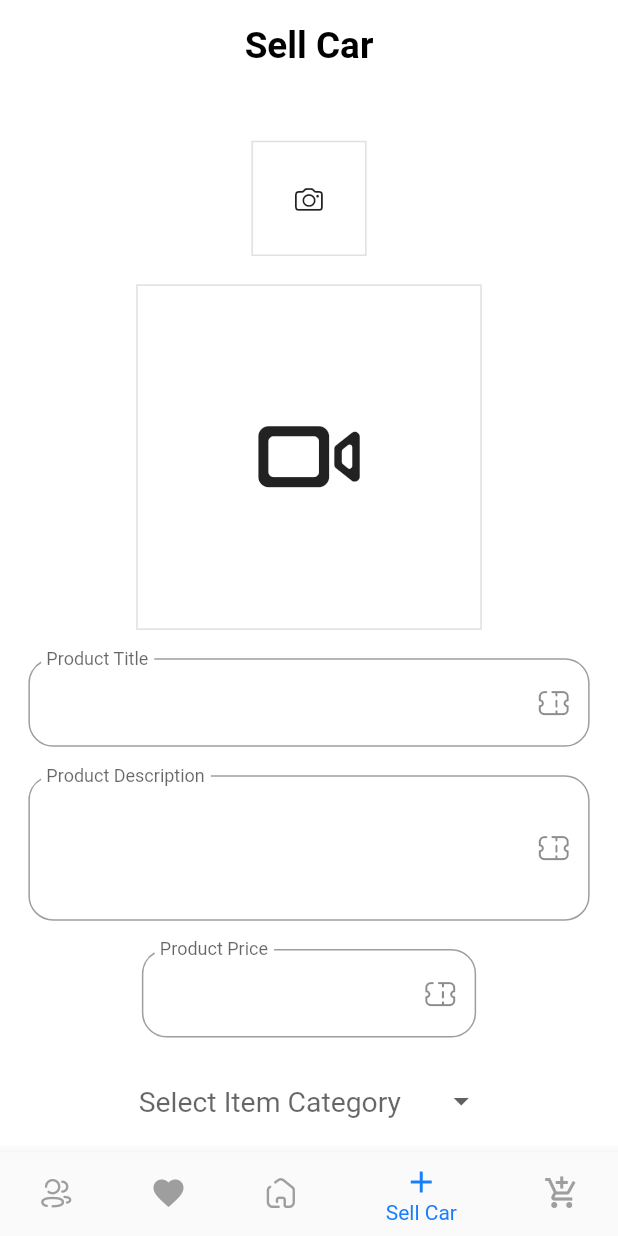
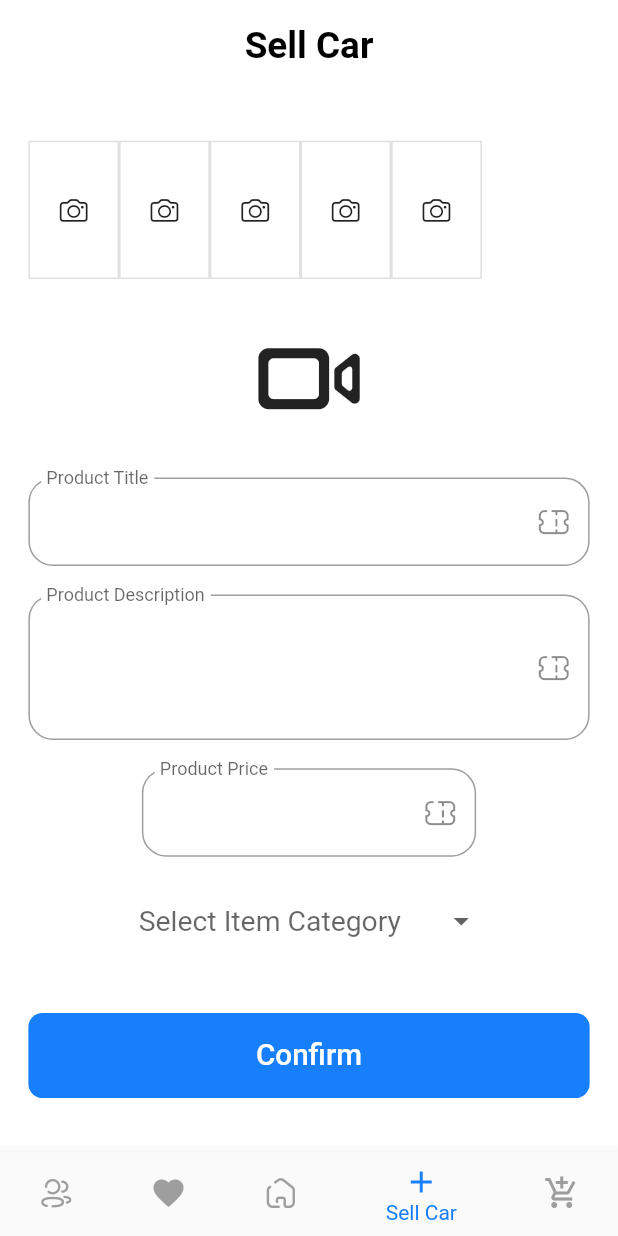
Before and after one commit to diaaossam/platinum_app, a Flutter app: the MainLayout screen opened directly, item 4 of the bottom bar chosen, on a phone screen of 412 x 824 dp. Run offline on Flutter 3.47's test engine with Material 2 defaults, Android fonts, the phone set to English and light mode, and no system bars; drawn by our look-alikes of dropdown_button2; our stand-ins replace bloc, cloud_firestore, firebase_auth, firebase_core, firebase_storage, flutter_bloc and 6 more; missing offline and left inert: tbib_toast; accounts and stored records are empty; project files that could hold a hidden picture were left out.

Commit message:
sell 20/4

```diff
--- a/lib/models/car_model.dart
+++ b/lib/models/car_model.dart
@@ -5,7 +5,7 @@ class CarModel {
   String? sellerId;
   String? title;
   String? price;
-  String? image;
+  List<String>  images= [];
   String? desc;
   bool? isFav;
   String? type;
@@ -17,7 +17,7 @@ class CarModel {
       required this.sellerId,
       required this.desc,
       required this.type,
-      this.image = ConstantsManger.DEFAULT,
+      required this.images ,
       required this.isFav});
 
   CarModel.fromJson(Map<String, dynamic> json) {
@@ -26,7 +26,11 @@ class CarModel {
     price = json['price'];
     desc = json['desc'];
     isFav = json['isFav'];
-    image = json['image'];
+    if(json['images'] !=null){
+      json['images'].forEach((element){
+        images.add(element);
+      });
+    }
     type = json['type'];
     sellerId= json['sellerId'];
   }
@@ -38,7 +42,7 @@ class CarModel {
       'price': price,
       'desc': desc,
       'isFav': isFav,
-      'image': image,
+      'images': images,
       'type': type,
       'sellerId':sellerId
     };
--- a/lib/screens/category_screen/category_screen.dart
+++ b/lib/screens/category_screen/category_screen.dart
@@ -120,7 +120,7 @@ class CategoryScreen extends StatelessWidget {
                           borderRadius: BorderRadius.circular(
                               getProportionateScreenHeight(8.0)),
                           image: DecorationImage(
-                              image: NetworkImage('${model!.image}'),
+                              image: NetworkImage('${model!.images[0]}'),
                               fit: BoxFit.cover)),
                     ),
                   ),
--- a/lib/screens/details/components/product_images.dart
+++ b/lib/screens/details/components/product_images.dart
@@ -11,7 +11,7 @@ class ProductImage extends StatelessWidget {
       aspectRatio: 1,
       child: Hero(
         tag:"${carModel!.id}",
-        child: Image.network(carModel!.image ?? '', fit: BoxFit.cover),
+        child: Image.network(carModel!.images[0] ?? '', fit: BoxFit.cover),
       ),
     );
   }
--- a/lib/screens/main_layout/cubit/main_state.dart
+++ b/lib/screens/main_layout/cubit/main_state.dart
@@ -9,7 +9,7 @@ class UploadCarInfoLoading extends MainState {}
 class UploadCarInfoSuccess extends MainState {}
 class OnGetSearchLoadingState extends MainState {}
 class ChooseCategoryState extends MainState {}
-class UploadProductSuccessState extends MainState {}
+class UploadProductImageSuccessState extends MainState {}
 class UploadProductVedioSuccessState extends MainState {
   File ?file;
 
--- a/lib/screens/main_layout/screens/favorite_screen/fav_screen.dart
+++ b/lib/screens/main_layout/screens/favorite_screen/fav_screen.dart
@@ -74,7 +74,7 @@ class FavoriteScreen extends StatelessWidget {
                         borderRadius: BorderRadius.circular(
                             getProportionateScreenHeight(8.0)),
                         image: DecorationImage(
-                            image: NetworkImage('${model!.image}'),
+                            image: NetworkImage('${model!.images[0]}'),
                             fit: BoxFit.cover)),
                   ),
                 ),
--- a/lib/screens/main_layout/screens/my_ads_screen/my_ads_screen.dart
+++ b/lib/screens/main_layout/screens/my_ads_screen/my_ads_screen.dart
@@ -72,7 +72,7 @@ class MyAdsScreen extends StatelessWidget {
                         borderRadius: BorderRadius.circular(
                             getProportionateScreenHeight(8.0)),
                         image: DecorationImage(
-                            image: NetworkImage('${model!.image}'),
+                            image: NetworkImage('${model!.images[0]}'),
                             fit: BoxFit.cover)),
                   ),
                 ),
--- a/lib/screens/main_layout/screens/sell_screen/sell_screen.dart
+++ b/lib/screens/main_layout/screens/sell_screen/sell_screen.dart
@@ -80,27 +80,35 @@ class _SellCarScreenState extends State<SellCarScreen> {
                     ),
                     InkWell(
                       onTap: () {
-                        cubit.getproductImage();
+                        cubit.getproductImages();
                       },
                       child: Container(
+                        width: double.infinity,
+                        height: SizeConfigManger.bodyHeight * 0.12,
+                        child: ListView.builder(
+                            scrollDirection: Axis.horizontal,
+                            itemCount: cubit.productImages.isEmpty
+                                ? 5
+                                : cubit.productImages.length,
+                            itemBuilder: (context, index) {
+                              return Container(
                                 decoration: BoxDecoration(
                                   border: Border.all(color: Colors.black12),
                                 ),
-                        width: SizeConfigManger.bodyHeight * 0.1,
-                        height: SizeConfigManger.bodyHeight * 0.1,
                                 child: Padding(
                                     padding: EdgeInsets.symmetric(
-                              horizontal: getProportionateScreenWidth(18.0)),
-                          child: cubit.productImage != null
-                              ? Image(
-                                  image: FileImage(cubit.productImage!),
-                                  fit: BoxFit.cover,
-                                )
+                                        horizontal:
+                                            getProportionateScreenWidth(18.0)),
+                                    child: cubit.productImages.isNotEmpty
+                                        ? Image.file(File(
+                                            cubit.productImages[index].path))
                                         : Icon(
                                             CupertinoIcons.camera,
-                                  size: getProportionateScreenHeight(20.0),
-                                ),
-                        ),
+                                            size: getProportionateScreenHeight(
+                                                20.0),
+                                          )),
+                              );
+                            }),
                       ),
                     ),
                     SizedBox(
@@ -115,27 +123,9 @@ class _SellCarScreenState extends State<SellCarScreen> {
                               aspectRatio: 16.0 / 21.0,
                               child: VideoPlayer(controller!),
                             )
-                          : Container(
-                              decoration: BoxDecoration(
-                                border: Border.all(color: Colors.black12),
-                              ),
-                              width: SizeConfigManger.bodyHeight * 0.3,
-                              height: SizeConfigManger.bodyHeight * 0.3,
-                              child: Padding(
-                                padding: EdgeInsets.symmetric(
-                                    horizontal:
-                                        getProportionateScreenWidth(18.0)),
-                                child: cubit.productImage != null
-                                    ? Image(
-                                        image: FileImage(cubit.productImage!),
-                                        fit: BoxFit.cover,
-                                      )
                           : Icon(
                               CupertinoIcons.video_camera,
-                                        size:
-                                            getProportionateScreenHeight(100.0),
-                                      ),
-                              ),
+                              size: getProportionateScreenHeight(100.0),
                             ),
                     ),
                     SizedBox(
@@ -168,12 +158,14 @@ class _SellCarScreenState extends State<SellCarScreen> {
                             if (cubit.categoryText == null) {
                               Toast.show('Please Select Category Type', context,
                                   gravity: Toast.bottom);
-                            } else if (cubit.productImage == null) {
-                              Toast.show('Please Select Product Image', context,
+                            } else {
+                              if (cubit.productImages.length < 5) {
+                                Toast.show('Please Select 5 Images', context,
                                     gravity: Toast.bottom);
                               } else {
                                 cubit.uploadCarInfo(
                                     carModel: CarModel(
+                                        images: [],
                                         sellerId: FirebaseAuth
                                             .instance.currentUser!.uid,
                                         title: title.text,
@@ -181,6 +173,7 @@ class _SellCarScreenState extends State<SellCarScreen> {
                                         desc: desc.text,
                                         type: cubit.categoryText,
                                         isFav: false));
+                              }
                             }
                           }
                         }),
```
Also changed, not shown: lib/screens/main_layout/cubit/main_cubit.dart (+45 -35 lines). Lines whose indentation alone changed are shown as unchanged.
